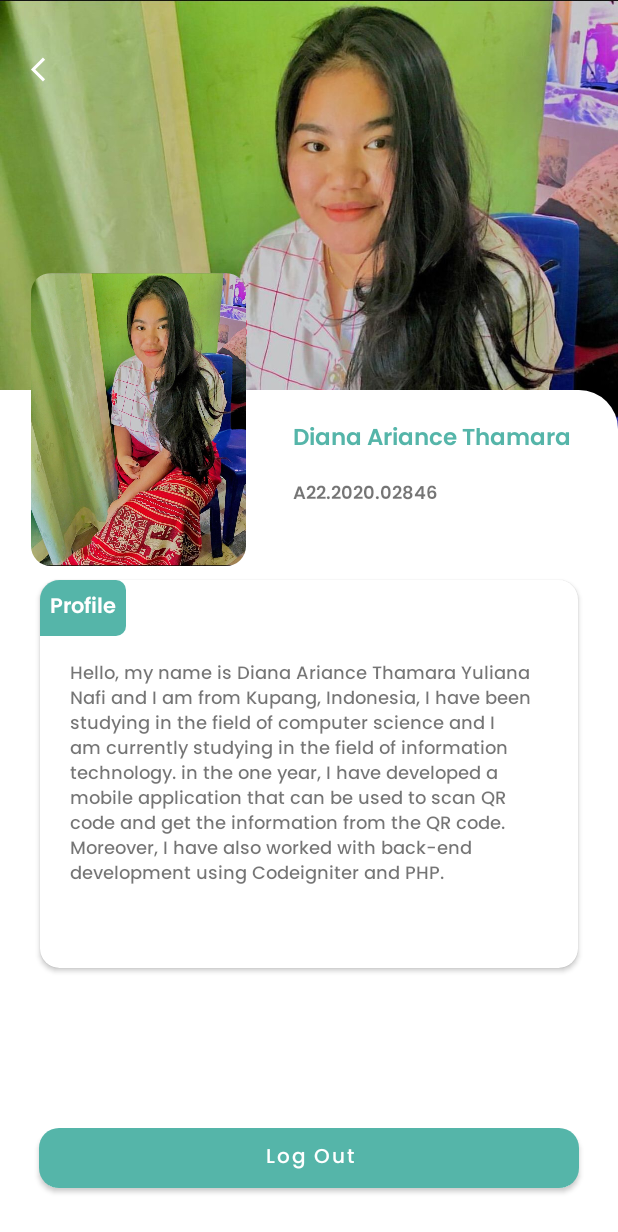
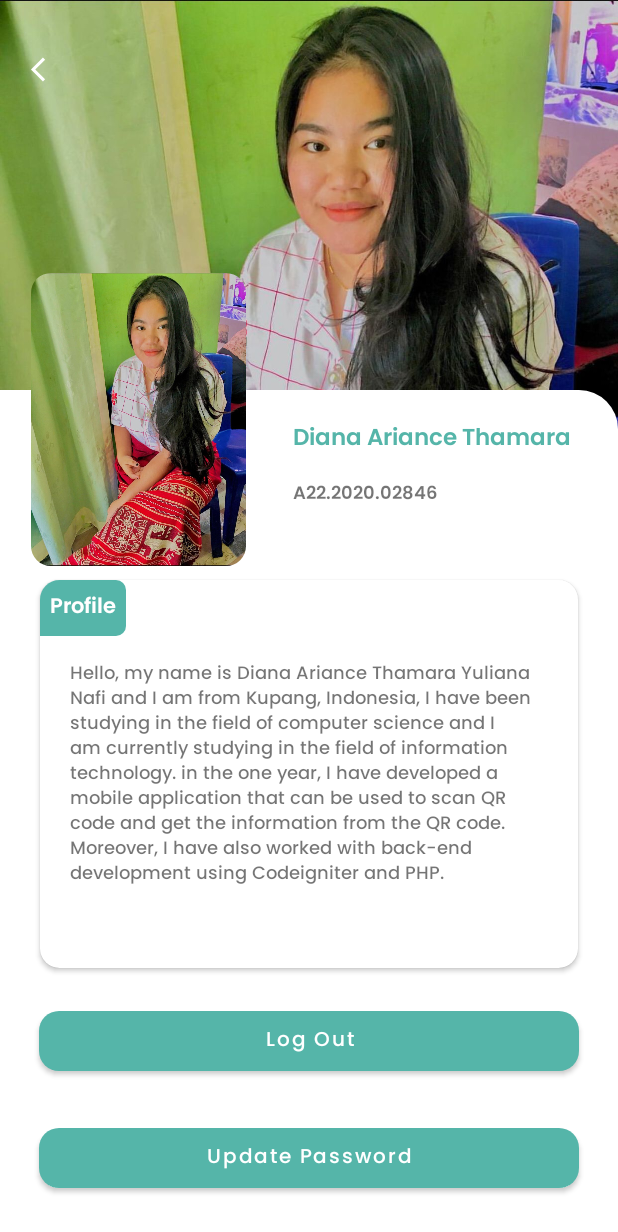
Before and after one commit to KEVINGILBERTTODING/Product-Scanner-Qrcode, an Android app: the AboutMe screen opened directly, with no data from a screen before it, on a phone screen of 412 x 824 dp. Shown: the top 1232 px of the screen. Run offline under Robolectric (Android 15) with nearby library versions, the phone set to English and light mode, and no system bars; our stand-ins replace sdp/ssp sizes; libraries missing offline, so code that uses them is left out: jp.wasabeef.glide; pictures from the network do not load; 1 statement that could not run was skipped.

Commit message:
[SOLVED] update password validation

```diff
--- a/app/src/main/AndroidManifest.xml
+++ b/app/src/main/AndroidManifest.xml
@@ -31,6 +31,9 @@
         android:supportsRtl="true"
         android:theme="@style/Theme.ScanQRCode"
         android:usesCleartextTraffic="true">
+        <activity
+            android:name=".UpdatePassword"
+            android:exported="false" />
         <activity
             android:name=".RegisterActivity"
             android:exported="false" />
--- a/app/src/main/java/com/example/productscanner/AboutMe.java
+++ b/app/src/main/java/com/example/productscanner/AboutMe.java
@@ -20,6 +20,7 @@ public class AboutMe extends AppCompatActivity {
 
     ImageView imgDetail;
     SharedPreferences sharedpreferences;
+    Button updatePassword;
 
     @Override
     protected void onCreate(Bundle savedInstanceState) {
@@ -27,6 +28,7 @@ public class AboutMe extends AppCompatActivity {
         setContentView(R.layout.activity_about_me);
         imgDetail   = findViewById(R.id.det_image);
         Button btnLogout = findViewById(R.id.btn_logout);
+        updatePassword = findViewById(R.id.btn_udpate_password);
 
         hideNavigationBar();
 
@@ -49,6 +51,9 @@ public class AboutMe extends AppCompatActivity {
                 finish();
             }
         });
+        updatePassword.setOnClickListener(view ->{
+            startActivity(new Intent(AboutMe.this, UpdatePassword.class));
+        });
 
     }
 
--- a/app/src/main/res/layout/activity_about_me.xml
+++ b/app/src/main/res/layout/activity_about_me.xml
@@ -147,21 +147,42 @@
         android:src="@drawable/frik"
         app:shapeAppearanceOverlay="@style/roundedCorners" />
 
+    <androidx.appcompat.widget.LinearLayoutCompat
+        android:layout_width="match_parent"
+        android:layout_height="wrap_content"
+        android:layout_marginBottom="@dimen/_20sdp"
+        android:layout_alignParentBottom="true"
+        android:orientation="vertical"
+        >
         <com.google.android.material.button.MaterialButton
             android:id="@+id/btn_logout"
             android:layout_width="match_parent"
             android:layout_height="@dimen/_40sdp"
-        app:cornerRadius="@dimen/_10sdp"
+            android:layout_alignParentBottom="true"
+            android:layout_marginLeft="@dimen/_20sdp"
+            android:layout_marginTop="@dimen/_20sdp"
+            android:layout_marginRight="@dimen/_20sdp"
+            android:fontFamily="@font/popmed"
             android:text="Log Out"
-        android:layout_marginLeft="@dimen/_20sdp"
-        android:layout_marginRight="@dimen/_20sdp"
-        android:layout_marginBottom="@dimen/_20sdp"
-        android:layout_alignParentBottom="true"
             android:textAllCaps="false"
             android:textSize="@dimen/_10sdp"
+            app:cornerRadius="@dimen/_10sdp" />
+        <com.google.android.material.button.MaterialButton
+            android:id="@+id/btn_udpate_password"
+            android:layout_width="match_parent"
+            android:layout_height="@dimen/_40sdp"
+            android:layout_alignParentBottom="true"
+            android:layout_marginLeft="@dimen/_20sdp"
             android:layout_marginTop="@dimen/_20sdp"
+            android:layout_marginRight="@dimen/_20sdp"
             android:fontFamily="@font/popmed"
-        />
+            android:text="Update Password"
+            android:textAllCaps="false"
+            android:textSize="@dimen/_10sdp"
+            app:cornerRadius="@dimen/_10sdp" />
+    </androidx.appcompat.widget.LinearLayoutCompat>
+
+
 
 
 
```
Also changed, not shown: app/src/main/java/com/example/productscanner/UpdatePassword.java (added, +83 -0 lines), app/src/main/res/layout/activity_update_password.xml (added, +137 -0 lines), app/src/main/res/drawable/avatarregister.png (added), app/src/main/res/drawable/img_3.png (added), app/src/main/res/drawable/img_4.png (added), app/src/main/res/drawable/img_5.png (added). Lines whose indentation alone changed are shown as unchanged.
